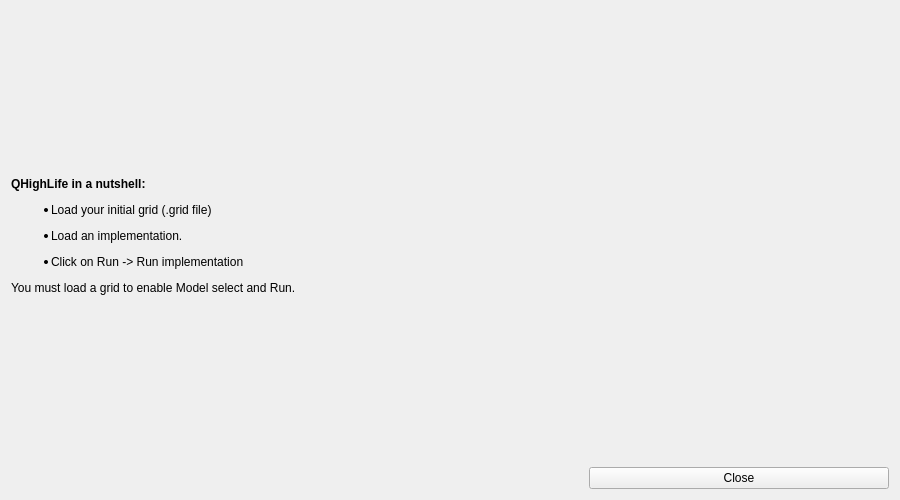
Before: the Qt Designer form tutorial.ui in gsanhueza/QHighLife, drawn with Qt 5.
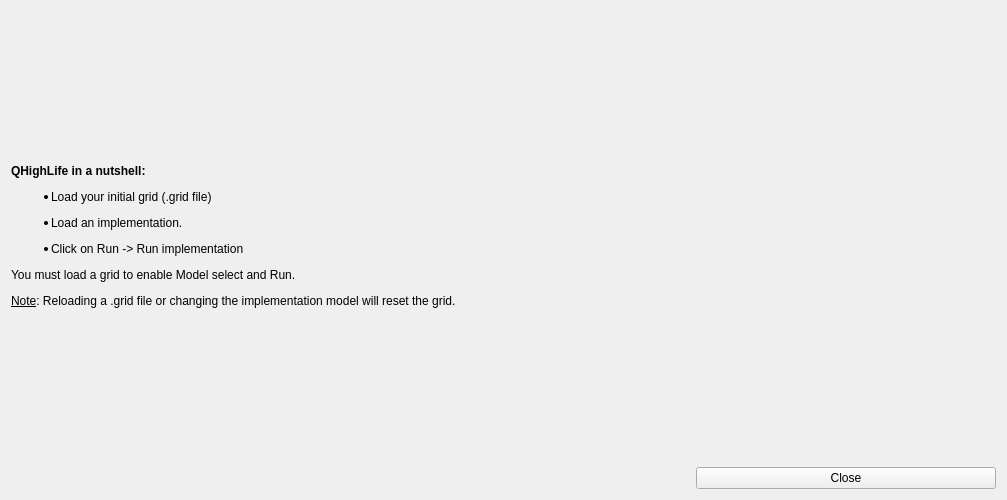
After: the same form once the commit is applied. Icons and pictures are not drawn.

Commit message: Cambios en tutorial respecto a reset grid

```diff
--- a/tutorial.ui
+++ b/tutorial.ui
@@ -7,7 +7,7 @@
    <rect>
     <x>0</x>
     <y>0</y>
-    <width>900</width>
+    <width>1007</width>
     <height>500</height>
    </rect>
   </property>
@@ -22,7 +22,7 @@
    <item>
     <widget class="QLabel" name="instructions">
      <property name="text">
-      <string>&lt;html&gt;&lt;head/&gt;&lt;body&gt;&lt;p&gt;&lt;span style=&quot; font-weight:600;&quot;&gt;QHighLife in a nutshell:&lt;/span&gt;&lt;/p&gt;&lt;ul style=&quot;margin-top: 0px; margin-bottom: 0px; margin-left: 0px; margin-right: 0px; -qt-list-indent: 1;&quot;&gt;&lt;li style=&quot; margin-top:12px; margin-bottom:0px; margin-left:0px; margin-right:0px; -qt-block-indent:0; text-indent:0px;&quot;&gt;Load your initial grid (.grid file)&lt;/li&gt;&lt;/ul&gt;&lt;ul style=&quot;margin-top: 0px; margin-bottom: 0px; margin-left: 0px; margin-right: 0px; -qt-list-indent: 1;&quot;&gt;&lt;li style=&quot; margin-top:12px; margin-bottom:0px; margin-left:0px; margin-right:0px; -qt-block-indent:0; text-indent:0px;&quot;&gt;Load an implementation.&lt;/li&gt;&lt;li style=&quot; margin-top:12px; margin-bottom:0px; margin-left:0px; margin-right:0px; -qt-block-indent:0; text-indent:0px;&quot;&gt;Click on Run -&amp;gt; Run implementation&lt;/li&gt;&lt;/ul&gt;&lt;p&gt;You must load a grid to enable Model select and Run.&lt;/p&gt;&lt;/body&gt;&lt;/html&gt;</string>
+      <string>&lt;html&gt;&lt;head/&gt;&lt;body&gt;&lt;p&gt;&lt;span style=&quot; font-weight:600;&quot;&gt;QHighLife in a nutshell:&lt;/span&gt;&lt;/p&gt;&lt;ul style=&quot;margin-top: 0px; margin-bottom: 0px; margin-left: 0px; margin-right: 0px; -qt-list-indent: 1;&quot;&gt;&lt;li style=&quot; margin-top:12px; margin-bottom:0px; margin-left:0px; margin-right:0px; -qt-block-indent:0; text-indent:0px;&quot;&gt;Load your initial grid (.grid file)&lt;/li&gt;&lt;/ul&gt;&lt;ul style=&quot;margin-top: 0px; margin-bottom: 0px; margin-left: 0px; margin-right: 0px; -qt-list-indent: 1;&quot;&gt;&lt;li style=&quot; margin-top:12px; margin-bottom:0px; margin-left:0px; margin-right:0px; -qt-block-indent:0; text-indent:0px;&quot;&gt;Load an implementation.&lt;/li&gt;&lt;li style=&quot; margin-top:12px; margin-bottom:0px; margin-left:0px; margin-right:0px; -qt-block-indent:0; text-indent:0px;&quot;&gt;Click on Run -&amp;gt; Run implementation&lt;/li&gt;&lt;/ul&gt;&lt;p&gt;You must load a grid to enable Model select and Run.&lt;/p&gt;&lt;p&gt;&lt;span style=&quot; text-decoration: underline;&quot;&gt;Note&lt;/span&gt;: Reloading a .grid file or changing the implementation model will reset the grid.&lt;/p&gt;&lt;/body&gt;&lt;/html&gt;</string>
      </property>
     </widget>
    </item>
```
